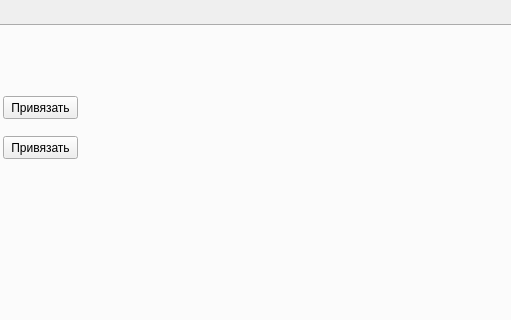
The window that Бэкапы интерфейсов/market_ui.ui (T1murCoder/timur_qt_project) describes before a commit, drawn with Qt 5; both pictures show x 289 to 800 and y 0 to 320 of the 800 by 600 pixel window.
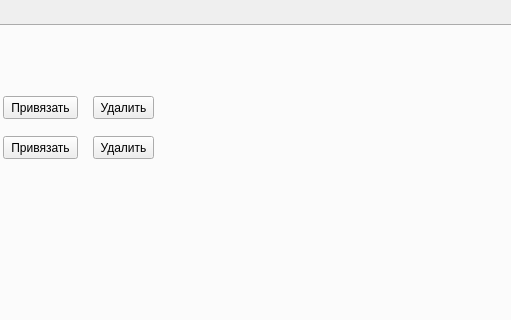
The same window after the commit.

Commit message: добавил пару кнопок и сделал косметические правки

What changed in the file:
```diff
--- a/Бэкапы интерфейсов/market_ui.ui
+++ b/Бэкапы интерфейсов/market_ui.ui
@@ -336,9 +336,9 @@
      <widget class="QLabel" name="lbl_card_error">
       <property name="geometry">
        <rect>
-        <x>380</x>
+        <x>460</x>
         <y>72</y>
-        <width>351</width>
+        <width>211</width>
         <height>16</height>
        </rect>
       </property>
@@ -349,9 +349,9 @@
      <widget class="QLabel" name="label_8">
       <property name="geometry">
        <rect>
-        <x>380</x>
+        <x>460</x>
         <y>112</y>
-        <width>351</width>
+        <width>211</width>
         <height>16</height>
        </rect>
       </property>
@@ -359,6 +359,32 @@
        <string/>
       </property>
      </widget>
+     <widget class="QPushButton" name="btn_delete_card">
+      <property name="geometry">
+       <rect>
+        <x>380</x>
+        <y>70</y>
+        <width>61</width>
+        <height>23</height>
+       </rect>
+      </property>
+      <property name="text">
+       <string>Удалить</string>
+      </property>
+     </widget>
+     <widget class="QPushButton" name="btn_delete_phone">
+      <property name="geometry">
+       <rect>
+        <x>380</x>
+        <y>110</y>
+        <width>61</width>
+        <height>23</height>
+       </rect>
+      </property>
+      <property name="text">
+       <string>Удалить</string>
+      </property>
+     </widget>
     </widget>
    </widget>
   </widget>
```
Left out of the diff: 2 changed lines with no effect on the pictures. The commit also changes 2 other files.
